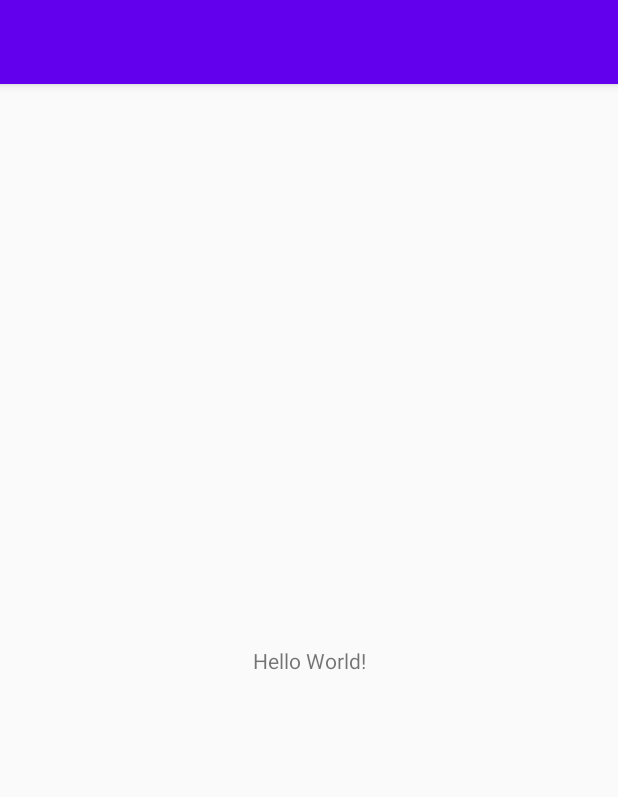
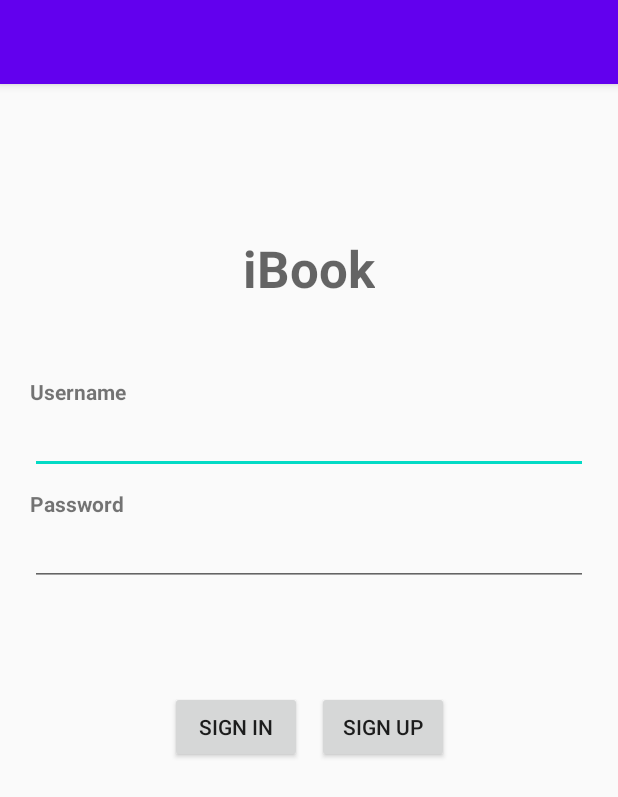
Before and after one commit to CMPUT301F20T10/iBook, an Android app: the screen it shows after launch (MainActivity), on a phone screen of 412 x 824 dp. Shown: the top 797 px of the screen. Run offline under Robolectric (Android 15) with nearby library versions, the phone set to English and light mode, and no system bars.

Commit message:
Login Screen, set up button listeners and skeleton code for navigation flow

```diff
--- a/code/iBook/app/src/main/java/com/example/ibook/MainActivity.java
+++ b/code/iBook/app/src/main/java/com/example/ibook/MainActivity.java
@@ -3,12 +3,68 @@ package com.example.ibook;
 import androidx.appcompat.app.AppCompatActivity;
 
 import android.os.Bundle;
+import android.view.View;
+import android.widget.Button;
+import android.widget.EditText;
+import android.widget.Toast;
 
 public class MainActivity extends AppCompatActivity {
+
+    EditText usernameEditText;
+    EditText passwordEditText;
 
     @Override
     protected void onCreate(Bundle savedInstanceState) {
         super.onCreate(savedInstanceState);
-        setContentView(R.layout.activity_main);
+        setContentView(R.layout.login);
+        setupSignInListener();
+        setupSignUpListener();
+
+    }// onCreate
+
+    public void setupSignInListener() {
+        Button signInButton = findViewById(R.id.signIn);
+        signInButton.setOnClickListener(new View.OnClickListener() {
+            public void onClick(View v) {
+                usernameEditText = findViewById(R.id.usernameEditText);
+                passwordEditText = findViewById(R.id.passwordEditText);
+                String username = usernameEditText.getText().toString();
+                String password = passwordEditText.getText().toString();
+
+                if (valid(username, password)) {
+
+                    // TODO: Go to Home Page
+                }// if
+
+                // this following else condition will actually be in validate function
+                // since a different message should be displayed for different errors:
+                // for example - if password left empty -> it should say "please enter password"
+                // and if not in db, then should say user doesn't exist etc.
+                else {
+                    Toast.makeText(getBaseContext(), "Invalid Input", Toast.LENGTH_LONG).show();
+                }// else
+
+
+            }// onClick
+        }); // onClickListener
+    }// setupSignInListener
+
+    public Boolean valid(String username, String password) {
+        // TODO: Validation Code Goes Here
+
+        return true; // dummy
+
+    }// valid
+
+    public void setupSignUpListener() {
+        Button signInButton = findViewById(R.id.signUp);
+        signInButton.setOnClickListener(new View.OnClickListener() {
+            public void onClick(View v){
+                System.out.println("Clicked on Sign Up!");
+                // TODO: Go to Sign Up Page
+
+            }// onClick
+        }); // onClickListener
     }
+
 }
--- a/code/iBook/app/src/main/res/layout/activity_main.xml
+++ /dev/null
@@ -1,18 +0,0 @@
-<?xml version="1.0" encoding="utf-8"?>
-<androidx.constraintlayout.widget.ConstraintLayout xmlns:android="http://schemas.android.com/apk/res/android"
-    xmlns:app="http://schemas.android.com/apk/res-auto"
-    xmlns:tools="http://schemas.android.com/tools"
-    android:layout_width="match_parent"
-    android:layout_height="match_parent"
-    tools:context=".MainActivity">
-
-    <TextView
-        android:layout_width="wrap_content"
-        android:layout_height="wrap_content"
-        android:text="Hello World!"
-        app:layout_constraintBottom_toBottomOf="parent"
-        app:layout_constraintLeft_toLeftOf="parent"
-        app:layout_constraintRight_toRightOf="parent"
-        app:layout_constraintTop_toTopOf="parent" />
-
-</androidx.constraintlayout.widget.ConstraintLayout>
--- /dev/null
+++ b/code/iBook/app/src/main/res/layout/login.xml
@@ -0,0 +1,119 @@
+<?xml version="1.0" encoding="utf-8"?>
+
+<ScrollView xmlns:android="http://schemas.android.com/apk/res/android"
+    xmlns:app="http://schemas.android.com/apk/res-auto"
+    xmlns:tools="http://schemas.android.com/tools"
+    android:layout_width="match_parent"
+    android:layout_height="match_parent"
+    tools:context=".MainActivity"
+    android:fillViewport="true"
+
+    >
+
+
+    <androidx.constraintlayout.widget.ConstraintLayout
+        android:layout_width="match_parent"
+        android:layout_height="wrap_content">
+
+
+        <TextView
+            android:id="@+id/header"
+            android:layout_width="wrap_content"
+            android:layout_height="wrap_content"
+            android:layout_marginTop="100dp"
+            android:text="iBook"
+            android:textAppearance="@style/TextAppearance.AppCompat.Display1"
+            android:textStyle="bold"
+            app:layout_constraintBottom_toTopOf="@+id/username"
+            app:layout_constraintLeft_toLeftOf="parent"
+            app:layout_constraintRight_toRightOf="parent"
+            app:layout_constraintTop_toTopOf="parent" />
+
+        <TextView
+            android:id="@id/username"
+            android:layout_width="wrap_content"
+            android:layout_height="wrap_content"
+            android:layout_marginHorizontal="20dp"
+            android:layout_marginTop="50dp"
+            android:text="Username"
+            android:textStyle="bold"
+            app:layout_constraintBottom_toTopOf="@+id/usernameEditText"
+            app:layout_constraintEnd_toEndOf="parent"
+            app:layout_constraintHorizontal_bias="0.0"
+            app:layout_constraintStart_toStartOf="parent"
+            app:layout_constraintTop_toBottomOf="@+id/header">
+
+        </TextView>
+
+        <EditText
+            android:id="@+id/usernameEditText"
+            android:layout_marginHorizontal="20dp"
+            android:layout_width="0dp"
+            android:layout_height="wrap_content"
+            android:inputType="textEmailAddress"
+            app:layout_constraintBottom_toTopOf="@id/password"
+            app:layout_constraintLeft_toLeftOf="parent"
+            app:layout_constraintRight_toRightOf="parent"
+            app:layout_constraintTop_toBottomOf="@+id/username" />
+
+        <TextView
+            android:id="@+id/password"
+            android:layout_width="wrap_content"
+            android:layout_height="wrap_content"
+            android:layout_marginHorizontal="20dp"
+            android:layout_marginTop="10dp"
+            android:text="Password"
+            android:textStyle="bold"
+            app:layout_constraintBottom_toTopOf="@id/passwordEditText"
+            app:layout_constraintHorizontal_bias="0.0"
+            app:layout_constraintLeft_toLeftOf="parent"
+            app:layout_constraintRight_toRightOf="parent"
+            app:layout_constraintTop_toBottomOf="@id/usernameEditText">
+
+        </TextView>
+
+        <EditText
+            android:id="@+id/passwordEditText"
+            android:layout_width="0dp"
+            android:layout_height="wrap_content"
+            android:autofillHints="*****"
+            android:inputType="textPassword"
+            android:layout_marginHorizontal="20dp"
+            app:layout_constraintBottom_toTopOf="@id/signIn"
+            app:layout_constraintHorizontal_bias="0.0"
+            app:layout_constraintLeft_toLeftOf="parent"
+            app:layout_constraintRight_toRightOf="parent"
+            app:layout_constraintTop_toBottomOf="@+id/password" />
+
+        <Button
+            android:id="@+id/signIn"
+            android:layout_width="wrap_content"
+            android:layout_height="wrap_content"
+            android:layout_marginTop="70dp"
+            android:clickable="true"
+            android:text="Sign in"
+            app:layout_constraintBottom_toBottomOf="@id/signUp"
+            app:layout_constraintHorizontal_chainStyle="packed"
+            app:layout_constraintLeft_toLeftOf="parent"
+            app:layout_constraintRight_toLeftOf="@id/signUp"
+            app:layout_constraintTop_toBottomOf="@id/passwordEditText">
+
+        </Button>
+
+        <Button
+            android:id="@+id/signUp"
+            android:layout_width="wrap_content"
+            android:layout_height="wrap_content"
+            android:clickable="true"
+            android:text="Sign up"
+            app:layout_constraintBaseline_toBaselineOf="@+id/signIn"
+            app:layout_constraintBottom_toBottomOf="@id/signIn"
+            app:layout_constraintLeft_toRightOf="@id/signIn"
+            app:layout_constraintRight_toRightOf="parent"
+            android:layout_marginLeft="10dp">
+
+        </Button>
+
+    </androidx.constraintlayout.widget.ConstraintLayout>
+
+</ScrollView>
```
